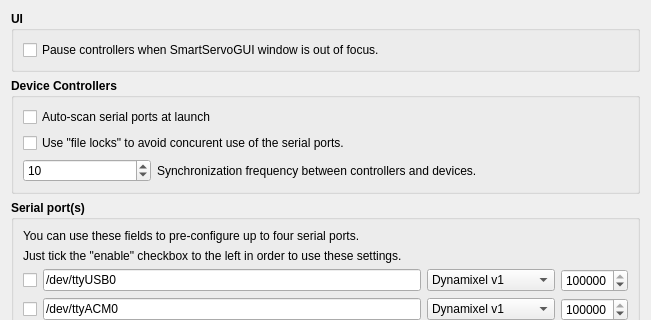
emericg/SmartServoFramework, file gui/ui/settings.ui: the form before one commit; both pictures show x 0 to 651 and y 0 to 320 of the 651 by 521 pixel window.
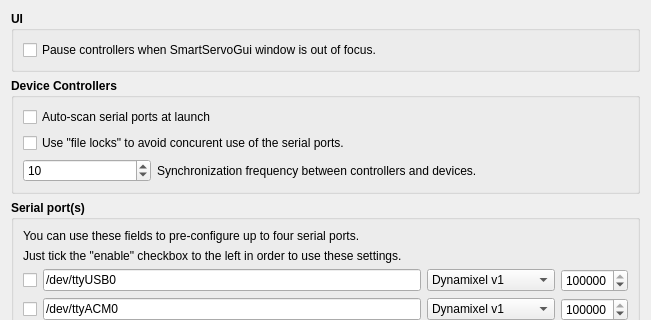
The form after the commit. Icons and pictures are not drawn.

Commit message: GUI: unify the use of SmartServoGui string

```diff
--- a/gui/ui/settings.ui
+++ b/gui/ui/settings.ui
@@ -39,7 +39,7 @@
          </font>
         </property>
         <property name="text">
-         <string>Pause controllers when SmartServoGUI window is out of focus.</string>
+         <string>Pause controllers when SmartServoGui window is out of focus.</string>
         </property>
        </widget>
       </item>
```
The commit also changes 2 other files.
